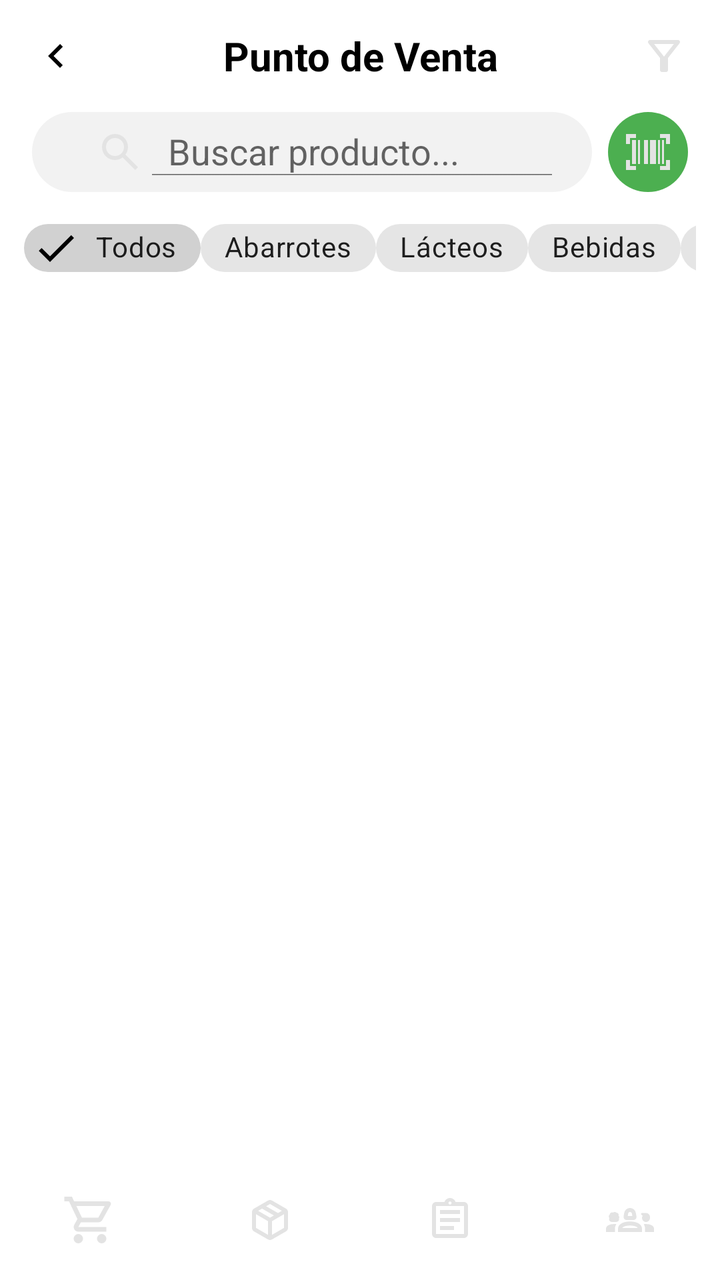
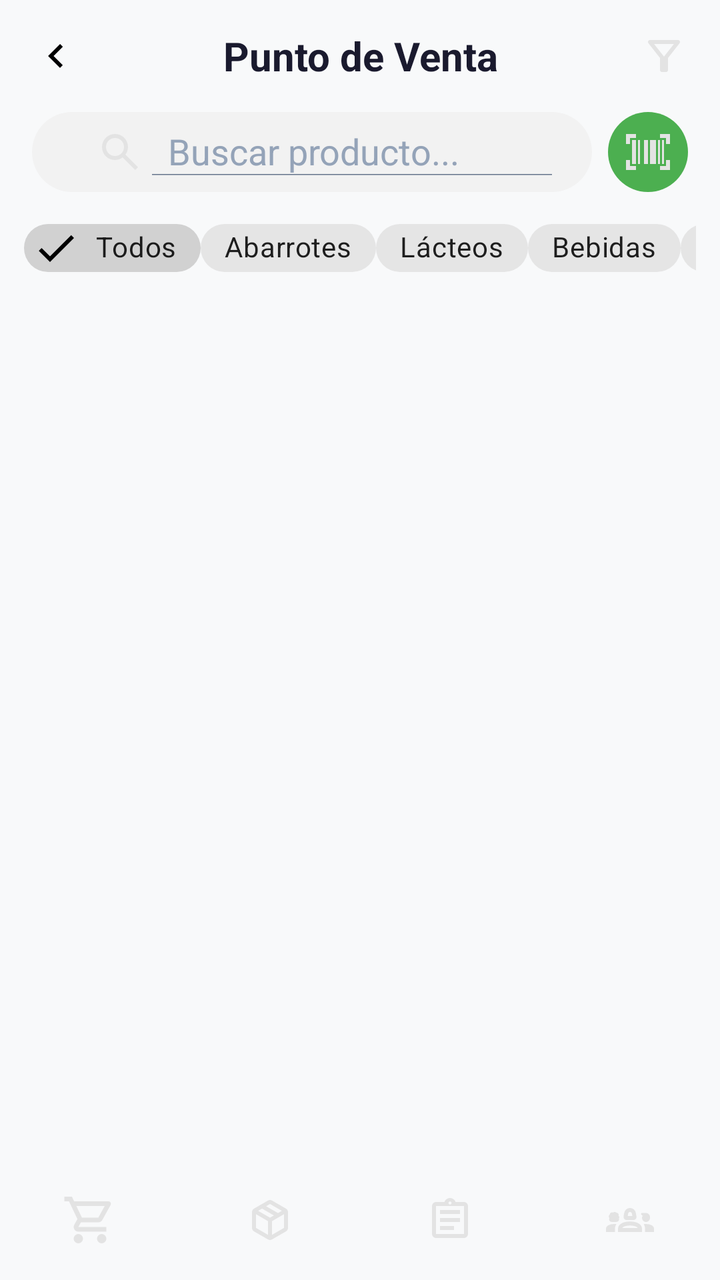

The first picture is an Android layout as it rendered before a commit; the second is the same layout after the commit. The layout source and the unified diff follow.
<!-- AndroidManifest.xml: application theme Theme.MiniMarketApp -->
<!-- res/layout/activity_punto_venta.xml -->
<?xml version="1.0" encoding="utf-8"?>
<androidx.coordinatorlayout.widget.CoordinatorLayout xmlns:android="http://schemas.android.com/apk/res/android"
    xmlns:app="http://schemas.android.com/apk/res-auto"
    xmlns:tools="http://schemas.android.com/tools"
    android:id="@+id/main"
    android:layout_width="match_parent"
    android:layout_height="match_parent"
    android:background="#FFFFFF"
    tools:context=".punto_venta">

    
    <LinearLayout
        android:layout_width="match_parent"
        android:layout_height="match_parent"
        android:orientation="vertical"
        android:paddingBottom="72dp">

        
        <LinearLayout
            android:layout_width="match_parent"
            android:layout_height="56dp"
            android:gravity="center_vertical"
            android:orientation="horizontal"
            android:paddingHorizontal="16dp">

            <ImageButton
                android:id="@+id/btnVolver"
                android:layout_width="24dp"
                android:layout_height="24dp"
                android:background="?attr/selectableItemBackgroundBorderless"
                android:contentDescription="Volver"
                android:src="@drawable/icono_regresar_pantalla"
                tools:ignore="TouchTargetSizeCheck" />

            <TextView
                android:layout_width="0dp"
                android:layout_height="wrap_content"
                android:layout_weight="1"
                android:gravity="center"
                android:text="Punto de Venta"
                android:textColor="#000000"
                android:textSize="20sp"
                android:textStyle="bold" />

            
            <ImageButton
                android:id="@+id/btnFiltro"
                android:layout_width="24dp"
                android:layout_height="24dp"
                android:background="?attr/selectableItemBackgroundBorderless"
                android:contentDescription="Filtrar"
                android:src="@drawable/ic_filter"
                tools:ignore="TouchTargetSizeCheck" />

        </LinearLayout>

        
        <LinearLayout
            android:layout_width="match_parent"
            android:layout_height="wrap_content"
            android:orientation="horizontal"
            android:paddingHorizontal="16dp"
            android:paddingBottom="8dp"
            android:gravity="center_vertical">

            
            <androidx.appcompat.widget.SearchView
                android:id="@+id/searchProductos"
                android:layout_width="0dp"
                android:layout_height="40dp"
                android:layout_weight="1"
                android:background="@drawable/bg_search"
                app:iconifiedByDefault="false"
                app:queryHint="Buscar producto..."
                app:searchIcon="@drawable/ic_search" />

            
            <ImageButton
                android:id="@+id/btnEscanear"
                android:layout_width="40dp"
                android:layout_height="40dp"
                android:layout_marginStart="8dp"
                android:background="@drawable/bg_boton_redondo"
                android:src="@drawable/ic_barcode_scanner"
                android:contentDescription="Escanear código de barras"
                android:padding="8dp" />

        </LinearLayout>

        <HorizontalScrollView
            android:layout_width="match_parent"
            android:layout_height="wrap_content"
            android:paddingHorizontal="12dp"
            android:paddingBottom="8dp"
            android:scrollbars="none">

            <LinearLayout
                android:layout_width="wrap_content"
                android:layout_height="wrap_content"
                android:orientation="horizontal"
                android:gravity="center_vertical"
                >

                
                <com.google.android.material.chip.Chip
                    android:id="@+id/chipTodos"
                    style="@style/Widget.MaterialComponents.Chip.Filter"
                    android:layout_width="wrap_content"
                    android:layout_height="40dp"
                    android:checkable="true"
                    android:checked="true"
                    android:text="Todos"
                    tools:ignore="TouchTargetSizeCheck" />

                
                <com.google.android.material.chip.Chip
                    android:id="@+id/chipAbarrotes"
                    style="@style/Widget.MaterialComponents.Chip.Filter"
                    android:layout_width="wrap_content"
                    android:layout_height="40dp"
                    android:checkable="true"
                    android:text="Abarrotes"
                    tools:ignore="TouchTargetSizeCheck" />

                
                <com.google.android.material.chip.Chip
                    android:id="@+id/chipLacteos"
                    style="@style/Widget.MaterialComponents.Chip.Filter"
                    android:layout_width="wrap_content"
                    android:layout_height="40dp"
                    android:checkable="true"
                    android:text="Lácteos"
                    tools:ignore="TouchTargetSizeCheck" />

                
                <com.google.android.material.chip.Chip
                    android:id="@+id/chipBebidas"
                    style="@style/Widget.MaterialComponents.Chip.Filter"
                    android:layout_width="wrap_content"
                    android:layout_height="40dp"
                    android:checkable="true"
                    android:text="Bebidas"
                    tools:ignore="TouchTargetSizeCheck" />

                
                <com.google.android.material.chip.Chip
                    android:id="@+id/chipLimpieza"
                    style="@style/Widget.MaterialComponents.Chip.Filter"
                    android:layout_width="wrap_content"
                    android:layout_height="40dp"
                    android:checkable="true"
                    android:text="Limpieza"
                    tools:ignore="TouchTargetSizeCheck" />

                
                <com.google.android.material.chip.Chip
                    android:id="@+id/chipSnacks"
                    style="@style/Widget.MaterialComponents.Chip.Filter"
                    android:layout_width="wrap_content"
                    android:layout_height="40dp"
                    android:text="Snacks"
                    android:checkable="true" />

            </LinearLayout>
        </HorizontalScrollView>

        
        <androidx.recyclerview.widget.RecyclerView
            android:id="@+id/recyclerProductos"
            android:layout_width="match_parent"
            android:layout_height="0dp"
            android:layout_weight="1"
            android:clipToPadding="false"
            android:paddingHorizontal="12dp"
            android:paddingBottom="8dp"
            app:layoutManager="androidx.recyclerview.widget.LinearLayoutManager"
            tools:listitem="@layout/activity_item_producto_venta" />

    </LinearLayout>

    
    <LinearLayout
        android:layout_width="match_parent"
        android:layout_height="60dp"
        android:layout_gravity="bottom"
        android:backgroundTint="#5AC84C"
        android:gravity="center"
        android:orientation="horizontal">

        
        <LinearLayout
            android:id="@+id/tabCarrito"
            android:layout_width="0dp"
            android:layout_height="match_parent"
            android:layout_weight="1"
            android:gravity="center"
            android:orientation="vertical">

            <FrameLayout
                android:layout_width="wrap_content"
                android:layout_height="wrap_content">

                <ImageView
                    android:id="@+id/Carrito"
                    android:layout_width="28dp"
                    android:layout_height="28dp"
                    android:contentDescription="Carrito"
                    android:src="@drawable/ic_carrito" />

                <TextView
                    android:id="@+id/tvBadgeCarrito"
                    android:layout_width="18dp"
                    android:layout_height="18dp"
                    android:layout_gravity="top|end"
                    android:background="@drawable/bg_chip_selected"
                    android:gravity="center"
                    android:text="0"
                    android:textColor="#FFFFFF"
                    android:textSize="10sp"
                    android:textStyle="bold"
                    android:visibility="gone" />

            </FrameLayout>

        </LinearLayout>

        
        <LinearLayout
            android:id="@+id/tabInventario"
            android:layout_width="0dp"
            android:layout_height="match_parent"
            android:layout_weight="1"
            android:gravity="center"
            android:orientation="vertical">

            <ImageView
                android:layout_width="24dp"
                android:layout_height="24dp"
                android:id="@+id/Inventario"
                android:src="@drawable/ic_inventario"
                android:contentDescription="Inventario" />

        </LinearLayout>

        
        <LinearLayout
            android:id="@+id/tabHistorial"
            android:layout_width="0dp"
            android:layout_height="match_parent"
            android:layout_weight="1"
            android:gravity="center"
            android:orientation="vertical">

            <ImageView
                android:layout_width="24dp"
                android:layout_height="24dp"
                android:id="@+id/Historial"
                android:src="@drawable/ic_historial"
                android:contentDescription="Historial" />

        </LinearLayout>

        
        <LinearLayout
            android:id="@+id/tabProveedores"
            android:layout_width="0dp"
            android:layout_height="match_parent"
            android:layout_weight="1"
            android:gravity="center"
            android:orientation="vertical">

            <ImageView
                android:layout_width="24dp"
                android:layout_height="24dp"
                android:id="@+id/proveedor"
                android:src="@drawable/ic_proveedores"
                android:contentDescription="Proveedores" />

        </LinearLayout>

    </LinearLayout>

</androidx.coordinatorlayout.widget.CoordinatorLayout>
<!-- res/layout/activity_item_producto_venta.xml (included above) -->
<?xml version="1.0" encoding="utf-8"?>
<androidx.cardview.widget.CardView
    xmlns:android="http://schemas.android.com/apk/res/android"
    xmlns:app="http://schemas.android.com/apk/res-auto"
    android:layout_width="match_parent"
    android:layout_height="wrap_content"
    android:layout_marginHorizontal="4dp"
    android:layout_marginBottom="8dp"
    app:cardCornerRadius="8dp"
    app:cardElevation="2dp"
    app:cardBackgroundColor="#FFFFFF">

    <LinearLayout
        android:layout_width="match_parent"
        android:layout_height="84dp"
        android:orientation="horizontal"
        android:gravity="center_vertical">

        
        <ImageView
            android:id="@+id/imgProducto"
            android:layout_width="84dp"
            android:layout_height="84dp"
            android:scaleType="centerCrop"
            android:src="@drawable/icono_camara"
            android:contentDescription="Imagen del producto" />

        
        <LinearLayout
            android:layout_width="0dp"
            android:layout_height="wrap_content"
            android:layout_weight="1"
            android:orientation="vertical"
            android:paddingStart="12dp"
            android:paddingEnd="4dp">

            
            <TextView
                android:id="@+id/tvNombreProducto"
                android:layout_width="match_parent"
                android:layout_height="wrap_content"
                android:textColor="#000000"
                android:textSize="15sp"
                android:textStyle="bold"
                android:maxLines="1"
                android:ellipsize="end" />

            
            <TextView
                android:id="@+id/tvCategoriaProducto"
                android:layout_width="match_parent"
                android:layout_height="wrap_content"
                android:layout_marginTop="2dp"
                android:textColor="#828282"
                android:textSize="13sp"
                android:maxLines="1"
                android:ellipsize="end" />

        </LinearLayout>

        
        <TextView
            android:id="@+id/tvPrecioProducto"
            android:layout_width="wrap_content"
            android:layout_height="wrap_content"
            android:layout_marginEnd="12dp"
            android:textColor="#000000"
            android:textSize="14sp"
            android:textStyle="bold" />

    </LinearLayout>

</androidx.cardview.widget.CardView>
<!-- resources referenced by this layout -->
<resources>
  <!-- drawable bg_boton_redondo (drawable) -->
  <?xml version="1.0" encoding="utf-8"?>
  <shape xmlns:android="http://schemas.android.com/apk/res/android">
  
      <solid android:color="#4CAF50"/>
  
      <corners android:radius="100dp"/>
  
  </shape>
  <!-- drawable bg_chip_selected (drawable) -->
  <?xml version="1.0" encoding="utf-8"?>
  <shape xmlns:android="http://schemas.android.com/apk/res/android">
      <solid android:color="@color/orange_stronge"/>
      <corners android:radius="20dp"/>
  </shape>
  <!-- drawable bg_search (drawable) -->
  <?xml version="1.0" encoding="utf-8"?>
  <shape xmlns:android="http://schemas.android.com/apk/res/android">
  
      <solid android:color="#F2F2F2"/>
  
      <corners android:radius="20dp"/>
  
      <padding
          android:left="12dp"
          android:right="12dp"
          android:top="8dp"
          android:bottom="8dp"/>
  
  </shape>
  <!-- drawable ic_filter (drawable) -->
  <vector xmlns:android="http://schemas.android.com/apk/res/android"
      android:width="24dp"
      android:height="24dp"
      android:viewportWidth="960"
      android:viewportHeight="960">
    <path
        android:pathData="M440,800q-17,0 -28.5,-11.5T400,760v-240L168,224q-15,-20 -4.5,-42t36.5,-22h560q26,0 36.5,22t-4.5,42L560,520v240q0,17 -11.5,28.5T520,800h-80ZM480,492 L678,240L282,240l198,252ZM480,492Z"
        android:fillColor="#e3e3e3"/>
  </vector>
  <!-- drawable icono_regresar_pantalla (drawable) -->
  <vector xmlns:android="http://schemas.android.com/apk/res/android" android:autoMirrored="true" android:height="24dp" android:tint="#000000" android:viewportHeight="24" android:viewportWidth="24" android:width="24dp">
        
      <path android:fillColor="@android:color/white" android:pathData="M15.41,16.59L10.83,12l4.58,-4.59L14,6l-6,6 6,6 1.41,-1.41z"/>
      
  </vector>
  <style name="Theme.MiniMarketApp" parent="Theme.MaterialComponents.Light.NoActionBar">
          <item name="colorPrimary">#4CAF50</item>
          <item name="colorPrimaryVariant">#388E3C</item>
          <item name="colorSecondary">#FFC107</item>
          <item name="colorOnPrimary">#FFFFFF</item>
          <item name="colorOnSecondary">#1A1A2E</item>
      </style>
  <color name="orange_stronge">#FFA500</color>
  <!-- unchanged entries left out for length: 7 -->
</resources>

<!-- the commit's change to res/layout/activity_punto_venta.xml (unified diff, before → after) -->
@@ -5,7 +5,7 @@
     android:id="@+id/main"
     android:layout_width="match_parent"
     android:layout_height="match_parent"
-    android:background="#FFFFFF"
+    android:background="@color/fondo_general"
     tools:context=".punto_venta">
 
     
@@ -38,7 +38,7 @@
                 android:layout_weight="1"
                 android:gravity="center"
                 android:text="Punto de Venta"
-                android:textColor="#000000"
+                android:textColor="@color/texto_principal"
                 android:textSize="20sp"
                 android:textStyle="bold" />
 
@@ -183,7 +183,7 @@
         android:layout_width="match_parent"
         android:layout_height="60dp"
         android:layout_gravity="bottom"
-        android:backgroundTint="#5AC84C"
+        android:backgroundTint="@color/verde_nav"
         android:gravity="center"
         android:orientation="horizontal">
 
@@ -292,7 +292,7 @@
     android:layout_marginBottom="8dp"
     app:cardCornerRadius="8dp"
     app:cardElevation="2dp"
-    app:cardBackgroundColor="#FFFFFF">
+    app:cardBackgroundColor="@color/fondo_card">
 
     <LinearLayout
         android:layout_width="match_parent"
@@ -323,7 +323,7 @@
                 android:id="@+id/tvNombreProducto"
                 android:layout_width="match_parent"
                 android:layout_height="wrap_content"
-                android:textColor="#000000"
+                android:textColor="@color/texto_principal"
                 android:textSize="15sp"
                 android:textStyle="bold"
                 android:maxLines="1"
@@ -335,7 +335,7 @@
                 android:layout_width="match_parent"
                 android:layout_height="wrap_content"
                 android:layout_marginTop="2dp"
-                android:textColor="#828282"
+                android:textColor="@color/texto_secundario"
                 android:textSize="13sp"
                 android:maxLines="1"
                 android:ellipsize="end" />
@@ -348,7 +348,7 @@
             android:layout_width="wrap_content"
             android:layout_height="wrap_content"
             android:layout_marginEnd="12dp"
-            android:textColor="#000000"
+            android:textColor="@color/verde_ganancia"
             android:textSize="14sp"
             android:textStyle="bold" />
 
<!-- resource entries referenced after the edit -->
@@ -1,5 +1,11 @@
 <!-- resources referenced by this layout -->
 <resources>
+  <color name="fondo_card">#FFFFFF</color>
+  <color name="fondo_general">#F8F9FA</color>
+  <color name="texto_principal">#1A1A2E</color>
+  <color name="texto_secundario">#64748B</color>
+  <color name="verde_ganancia">#16A34A</color>
+  <color name="verde_nav">#4CAF50</color>
   <!-- drawable bg_boton_redondo (drawable) -->
   <?xml version="1.0" encoding="utf-8"?>
   <shape xmlns:android="http://schemas.android.com/apk/res/android">
@@ -46,14 +52,42 @@
       <path android:fillColor="@android:color/white" android:pathData="M15.41,16.59L10.83,12l4.58,-4.59L14,6l-6,6 6,6 1.41,-1.41z"/>
       
   </vector>
-  <style name="Theme.MiniMarketApp" parent="Theme.MaterialComponents.Light.NoActionBar">
-          <item name="colorPrimary">#4CAF50</item>
+  <style name="Theme.MiniMarketApp" parent="Theme.MaterialComponents.DayNight.NoActionBar">
+  
+          
+          <item name="colorPrimary">@color/verde_nav</item>
           <item name="colorPrimaryVariant">#388E3C</item>
-          <item name="colorSecondary">#FFC107</item>
-          <item name="colorOnPrimary">#FFFFFF</item>
-          <item name="colorOnSecondary">#1A1A2E</item>
+          <item name="colorSecondary">@color/amarillo_accion</item>
+          <item name="colorOnPrimary">@color/texto_sobre_verde</item>
+          <item name="colorOnSecondary">@color/texto_sobre_amarillo</item>
+  
+          
+          <item name="android:windowBackground">@color/fondo_general</item>
+          <item name="android:colorBackground">@color/fondo_general</item>
+  
+          
+          <item name="android:textColorPrimary">@color/texto_principal</item>
+          <item name="android:textColorSecondary">@color/texto_secundario</item>
+          <item name="android:textColorHint">@color/texto_hint</item>
+  
+          
+          <item name="boxStrokeColor">@color/amarillo_accion</item>
+          <item name="hintTextColor">@color/amarillo_accion</item>
+  
+          
+          <item name="materialCardViewStyle">@style/Widget.App.CardView</item>
       </style>
   <color name="orange_stronge">#FFA500</color>
+  <color name="amarillo_accion">#FFC107</color>
+  <color name="texto_sobre_verde">#FFFFFF</color>
+  <color name="texto_sobre_amarillo">#1A1A2E</color>
+  <color name="texto_hint">#94A3B8</color>
+  <style name="Widget.App.CardView" parent="Widget.MaterialComponents.CardView">
+          <item name="cardBackgroundColor">@color/fondo_card</item>
+          <item name="strokeColor">@color/borde_card</item>
+          <item name="strokeWidth">1dp</item>
+      </style>
+  <color name="borde_card">#E2E8F0</color>
   <!-- unchanged entries left out for length: 7 -->
 </resources>
 
